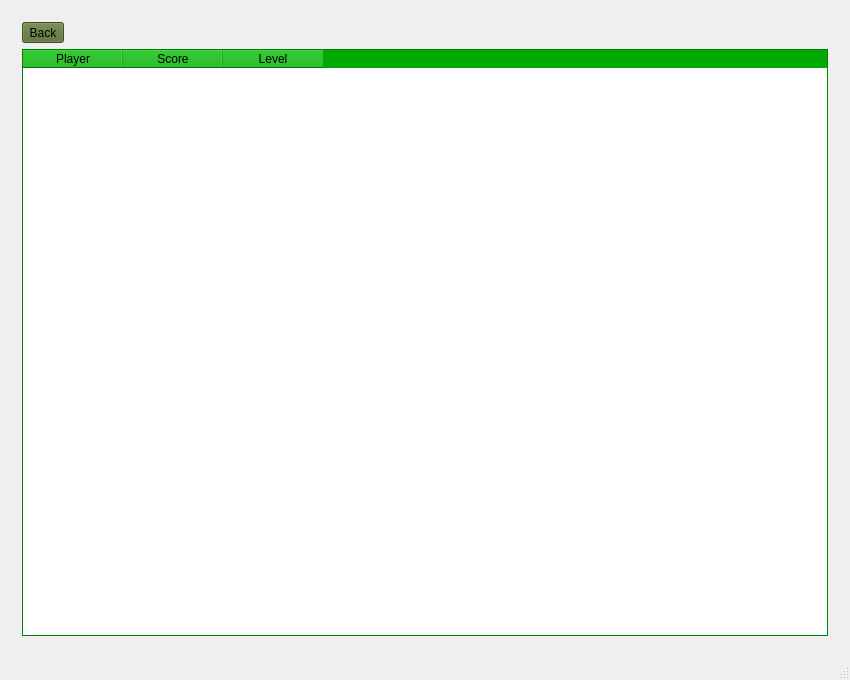
The window that mainwindow.ui (nphelpsiv/Education-App) describes before a commit, drawn with Qt 5.
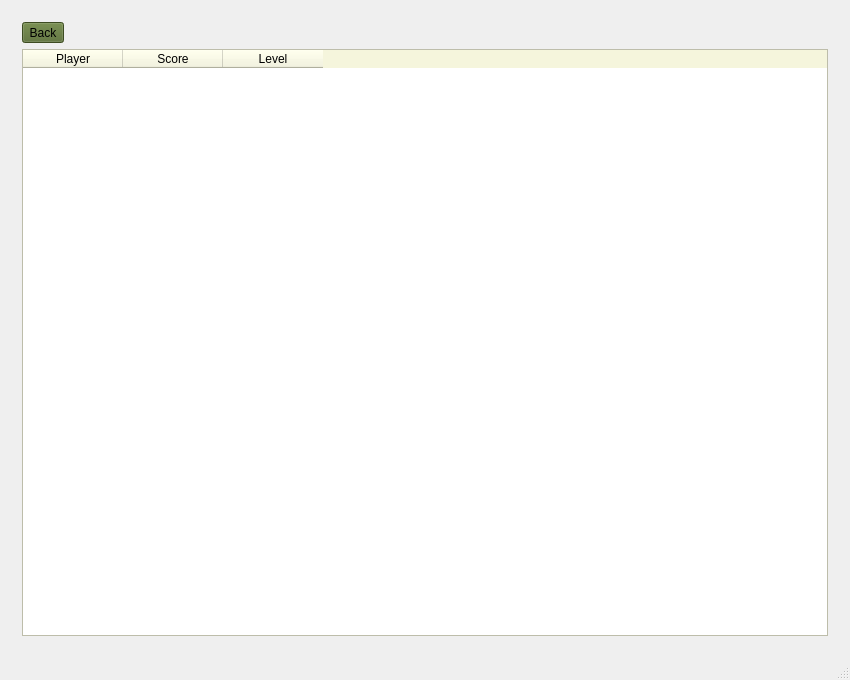
The same window after the commit. The open tabs and pages were chosen to show the change. Icons and pictures are not drawn.

Commit message: Added a welcome message! At the bottom of the screen... With Mckay <3

Diff of the .ui file:
```diff
--- a/mainwindow.ui
+++ b/mainwindow.ui
@@ -2871,45 +2871,45 @@
              <colorrole role="Button">
               <brush brushstyle="SolidPattern">
                <color alpha="255">
-                <red>0</red>
-                <green>170</green>
-                <blue>0</blue>
+                <red>245</red>
+                <green>245</green>
+                <blue>220</blue>
                </color>
               </brush>
              </colorrole>
              <colorrole role="Light">
               <brush brushstyle="SolidPattern">
                <color alpha="255">
-                <red>0</red>
+                <red>255</red>
                 <green>255</green>
-                <blue>0</blue>
+                <blue>255</blue>
                </color>
               </brush>
              </colorrole>
              <colorrole role="Midlight">
               <brush brushstyle="SolidPattern">
                <color alpha="255">
-                <red>0</red>
-                <green>212</green>
-                <blue>0</blue>
+                <red>250</red>
+                <green>250</green>
+                <blue>237</blue>
                </color>
               </brush>
              </colorrole>
              <colorrole role="Dark">
               <brush brushstyle="SolidPattern">
                <color alpha="255">
-                <red>0</red>
-                <green>85</green>
-                <blue>0</blue>
+                <red>122</red>
+                <green>122</green>
+                <blue>110</blue>
                </color>
               </brush>
              </colorrole>
              <colorrole role="Mid">
               <brush brushstyle="SolidPattern">
                <color alpha="255">
-                <red>0</red>
-                <green>113</green>
-                <blue>0</blue>
+                <red>163</red>
+                <green>163</green>
+                <blue>147</blue>
                </color>
               </brush>
              </colorrole>
@@ -2952,9 +2952,9 @@
              <colorrole role="Window">
               <brush brushstyle="SolidPattern">
                <color alpha="255">
-                <red>0</red>
-                <green>170</green>
-                <blue>0</blue>
+                <red>245</red>
+                <green>245</green>
+                <blue>220</blue>
                </color>
               </brush>
              </colorrole>
@@ -2970,9 +2970,9 @@
              <colorrole role="AlternateBase">
               <brush brushstyle="SolidPattern">
                <color alpha="255">
-                <red>127</red>
-                <green>212</green>
-                <blue>127</blue>
+                <red>250</red>
+                <green>250</green>
+                <blue>237</blue>
                </color>
               </brush>
              </colorrole>
@@ -3008,45 +3008,45 @@
              <colorrole role="Button">
               <brush brushstyle="SolidPattern">
                <color alpha="255">
-                <red>0</red>
-                <green>170</green>
-                <blue>0</blue>
+                <red>245</red>
+                <green>245</green>
+                <blue>220</blue>
                </color>
               </brush>
              </colorrole>
              <colorrole role="Light">
               <brush brushstyle="SolidPattern">
                <color alpha="255">
-                <red>0</red>
+                <red>255</red>
                 <green>255</green>
-                <blue>0</blue>
+                <blue>255</blue>
                </color>
               </brush>
              </colorrole>
              <colorrole role="Midlight">
               <brush brushstyle="SolidPattern">
                <color alpha="255">
-                <red>0</red>
-                <green>212</green>
-                <blue>0</blue>
+                <red>250</red>
+                <green>250</green>
+                <blue>237</blue>
                </color>
               </brush>
              </colorrole>
              <colorrole role="Dark">
               <brush brushstyle="SolidPattern">
                <color alpha="255">
-                <red>0</red>
-                <green>85</green>
-                <blue>0</blue>
+                <red>122</red>
+                <green>122</green>
+                <blue>110</blue>
                </color>
               </brush>
              </colorrole>
              <colorrole role="Mid">
               <brush brushstyle="SolidPattern">
                <color alpha="255">
-                <red>0</red>
-                <green>113</green>
-                <blue>0</blue>
+                <red>163</red>
+                <green>163</green>
+                <blue>147</blue>
                </color>
               </brush>
              </colorrole>
@@ -3089,9 +3089,9 @@
              <colorrole role="Window">
               <brush brushstyle="SolidPattern">
                <color alpha="255">
-                <red>0</red>
-                <green>170</green>
-                <blue>0</blue>
+                <red>245</red>
+                <green>245</green>
+                <blue>220</blue>
                </color>
               </brush>
              </colorrole>
@@ -3107,9 +3107,9 @@
              <colorrole role="AlternateBase">
               <brush brushstyle="SolidPattern">
                <color alpha="255">
-                <red>127</red>
-                <green>212</green>
-                <blue>127</blue>
+                <red>250</red>
+                <green>250</green>
+                <blue>237</blue>
                </color>
               </brush>
              </colorrole>
@@ -3136,63 +3136,63 @@
              <colorrole role="WindowText">
               <brush brushstyle="SolidPattern">
                <color alpha="255">
-                <red>0</red>
-                <green>85</green>
-                <blue>0</blue>
+                <red>122</red>
+                <green>122</green>
+                <blue>110</blue>
                </color>
               </brush>
              </colorrole>
              <colorrole role="Button">
               <brush brushstyle="SolidPattern">
                <color alpha="255">
-                <red>0</red>
-                <green>170</green>
-                <blue>0</blue>
+                <red>245</red>
+                <green>245</green>
+                <blue>220</blue>
                </color>
               </brush>
              </colorrole>
              <colorrole role="Light">
               <brush brushstyle="SolidPattern">
                <color alpha="255">
-                <red>0</red>
+                <red>255</red>
                 <green>255</green>
-                <blue>0</blue>
+                <blue>255</blue>
                </color>
               </brush>
              </colorrole>
              <colorrole role="Midlight">
               <brush brushstyle="SolidPattern">
                <color alpha="255">
-                <red>0</red>
-                <green>212</green>
-                <blue>0</blue>
+                <red>250</red>
+                <green>250</green>
+                <blue>237</blue>
                </color>
               </brush>
              </colorrole>
              <colorrole role="Dark">
               <brush brushstyle="SolidPattern">
                <color alpha="255">
-                <red>0</red>
-                <green>85</green>
-                <blue>0</blue>
+                <red>122</red>
+                <green>122</green>
+                <blue>110</blue>
                </color>
               </brush>
              </colorrole>
              <colorrole role="Mid">
               <brush brushstyle="SolidPattern">
                <color alpha="255">
-                <red>0</red>
-                <green>113</green>
-                <blue>0</blue>
+                <red>163</red>
+                <green>163</green>
+                <blue>147</blue>
                </color>
               </brush>
              </colorrole>
              <colorrole role="Text">
               <brush brushstyle="SolidPattern">
                <color alpha="255">
-                <red>0</red>
-                <green>85</green>
-                <blue>0</blue>
+                <red>122</red>
+                <green>122</green>
+                <blue>110</blue>
                </color>
               </brush>
              </colorrole>
@@ -3208,27 +3208,27 @@
              <colorrole role="ButtonText">
               <brush brushstyle="SolidPattern">
                <color alpha="255">
-                <red>0</red>
-                <green>85</green>
-                <blue>0</blue>
+                <red>122</red>
+                <green>122</green>
+                <blue>110</blue>
                </color>
               </brush>
              </colorrole>
              <colorrole role="Base">
               <brush brushstyle="SolidPattern">
                <color alpha="255">
-                <red>0</red>
-                <green>170</green>
-                <blue>0</blue>
+                <red>245</red>
+                <green>245</green>
+                <blue>220</blue>
                </color>
               </brush>
              </colorrole>
              <colorrole role="Window">
               <brush brushstyle="SolidPattern">
                <color alpha="255">
-                <red>0</red>
-                <green>170</green>
-                <blue>0</blue>
+                <red>245</red>
+                <green>245</green>
+                <blue>220</blue>
                </color>
               </brush>
              </colorrole>
@@ -3244,9 +3244,9 @@
              <colorrole role="AlternateBase">
               <brush brushstyle="SolidPattern">
                <color alpha="255">
-                <red>0</red>
-                <green>170</green>
-                <blue>0</blue>
+                <red>245</red>
+                <green>245</green>
+                <blue>220</blue>
                </color>
               </brush>
              </colorrole>
```
Left out of the diff: 2 changed lines with no effect on the pictures. The commit also changes 1 other file.
